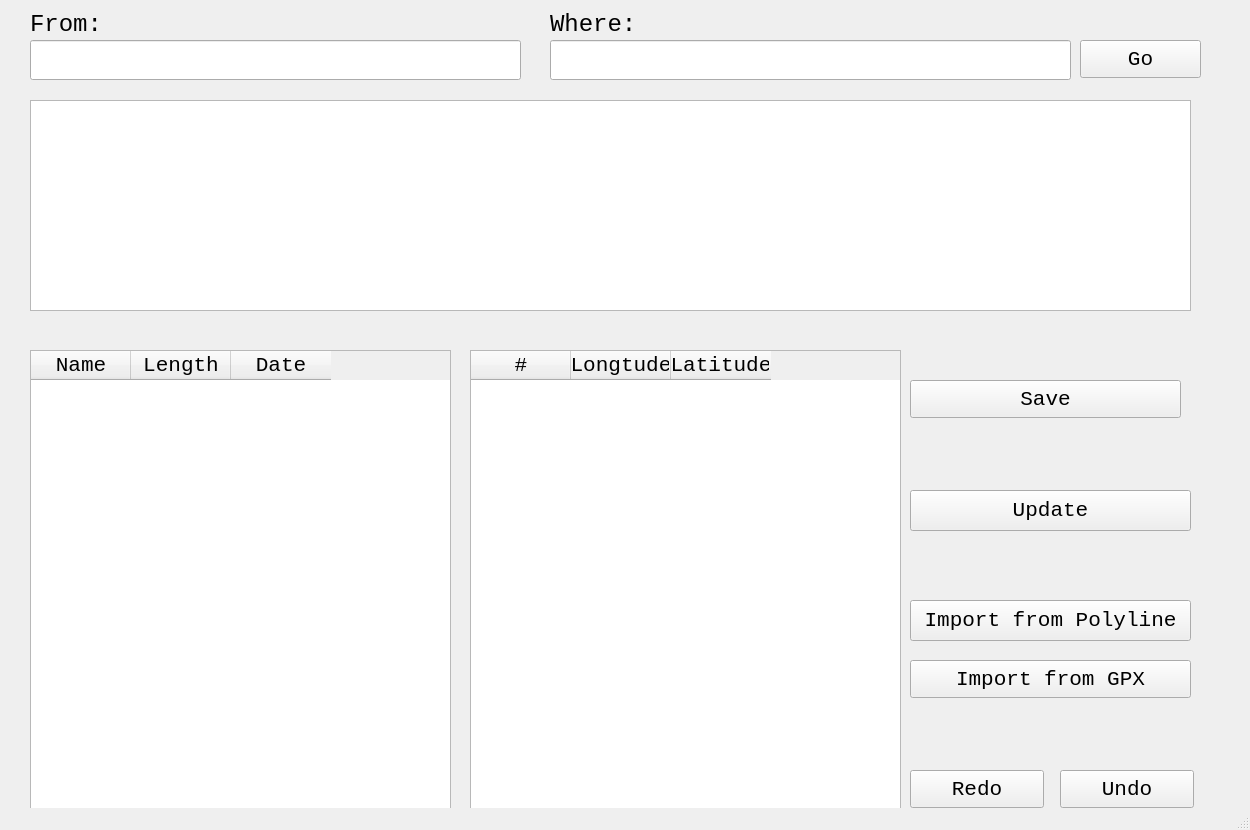
This is Lab 1. Routes/editor.ui in Panda-Lewandowski/Software-engineering as Qt 5 draws it before an edit. The edited form follows.
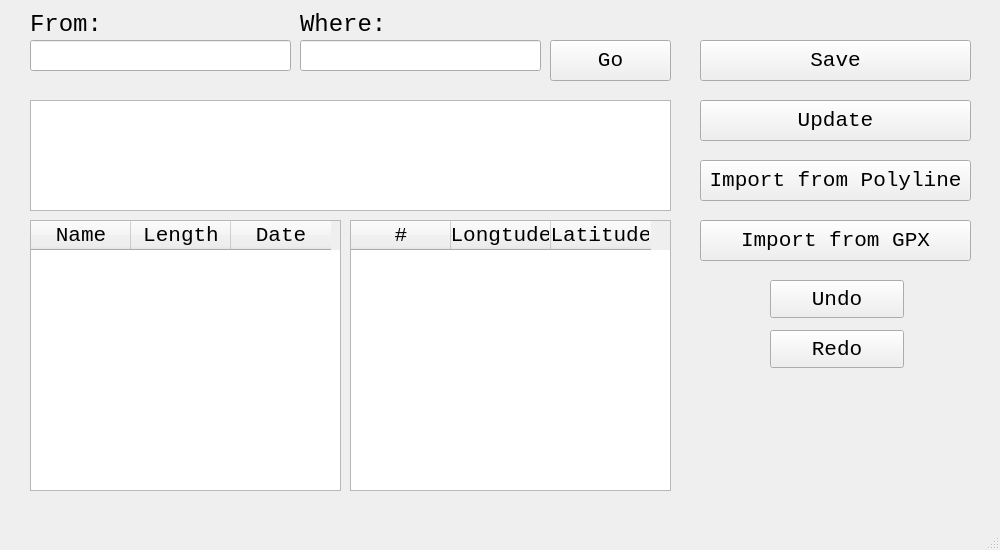
This is the edited form.

```diff
--- a/Lab 1. Routes/editor.ui
+++ b/Lab 1. Routes/editor.ui
@@ -2,10 +2,18 @@
 <ui version="4.0">
  <class>MainWindow</class>
  <widget class="QMainWindow" name="MainWindow">
+  <property name="geometry">
+   <rect>
+    <x>0</x>
+    <y>0</y>
+    <width>1000</width>
+    <height>550</height>
+   </rect>
+  </property>
   <property name="minimumSize">
    <size>
-    <width>1250</width>
-    <height>830</height>
+    <width>1000</width>
+    <height>550</height>
    </size>
   </property>
   <property name="windowTitle">
@@ -17,18 +25,18 @@
      <rect>
       <x>30</x>
       <y>40</y>
-      <width>491</width>
-      <height>40</height>
+      <width>261</width>
+      <height>31</height>
      </rect>
     </property>
    </widget>
    <widget class="QLineEdit" name="where">
     <property name="geometry">
      <rect>
-      <x>550</x>
+      <x>300</x>
       <y>40</y>
-      <width>521</width>
-      <height>40</height>
+      <width>241</width>
+      <height>31</height>
      </rect>
     </property>
    </widget>
@@ -54,7 +62,7 @@
    <widget class="QLabel" name="label_2">
     <property name="geometry">
      <rect>
-      <x>550</x>
+      <x>300</x>
       <y>10</y>
       <width>131</width>
       <height>30</height>
@@ -73,10 +81,10 @@
    <widget class="QTableWidget" name="points">
     <property name="geometry">
      <rect>
-      <x>470</x>
-      <y>350</y>
-      <width>431</width>
-      <height>461</height>
+      <x>350</x>
+      <y>220</y>
+      <width>321</width>
+      <height>271</height>
      </rect>
     </property>
     <property name="font">
@@ -122,8 +130,8 @@
    <widget class="QPushButton" name="redo">
     <property name="geometry">
      <rect>
-      <x>910</x>
-      <y>770</y>
+      <x>770</x>
+      <y>330</y>
       <width>134</width>
       <height>38</height>
      </rect>
@@ -141,8 +149,8 @@
    <widget class="QPushButton" name="undo">
     <property name="geometry">
      <rect>
-      <x>1060</x>
-      <y>770</y>
+      <x>770</x>
+      <y>280</y>
       <width>134</width>
       <height>38</height>
      </rect>
@@ -162,18 +170,18 @@
      <rect>
       <x>30</x>
       <y>100</y>
-      <width>1161</width>
-      <height>211</height>
+      <width>641</width>
+      <height>111</height>
      </rect>
     </property>
    </widget>
    <widget class="QPushButton" name="go">
     <property name="geometry">
      <rect>
-      <x>1080</x>
+      <x>550</x>
       <y>40</y>
       <width>121</width>
-      <height>38</height>
+      <height>41</height>
      </rect>
     </property>
     <property name="font">
@@ -189,10 +197,10 @@
    <widget class="QPushButton" name="import_gpx">
     <property name="geometry">
      <rect>
-      <x>910</x>
-      <y>660</y>
-      <width>281</width>
-      <height>38</height>
+      <x>700</x>
+      <y>220</y>
+      <width>271</width>
+      <height>41</height>
      </rect>
     </property>
     <property name="font">
@@ -208,9 +216,9 @@
    <widget class="QPushButton" name="import_poly">
     <property name="geometry">
      <rect>
-      <x>910</x>
-      <y>600</y>
-      <width>281</width>
+      <x>700</x>
+      <y>160</y>
+      <width>271</width>
       <height>41</height>
      </rect>
     </property>
@@ -227,10 +235,10 @@
    <widget class="QPushButton" name="save">
     <property name="geometry">
      <rect>
-      <x>910</x>
-      <y>380</y>
+      <x>700</x>
+      <y>40</y>
       <width>271</width>
-      <height>38</height>
+      <height>41</height>
      </rect>
     </property>
     <property name="font">
@@ -246,9 +254,9 @@
    <widget class="QPushButton" name="update">
     <property name="geometry">
      <rect>
-      <x>910</x>
-      <y>490</y>
-      <width>281</width>
+      <x>700</x>
+      <y>100</y>
+      <width>271</width>
       <height>41</height>
      </rect>
     </property>
@@ -266,9 +274,9 @@
     <property name="geometry">
      <rect>
       <x>30</x>
-      <y>350</y>
-      <width>421</width>
-      <height>461</height>
+      <y>220</y>
+      <width>311</width>
+      <height>271</height>
      </rect>
     </property>
     <property name="font">
```
Left out of the diff: 2 changed lines with no effect on the pictures.
